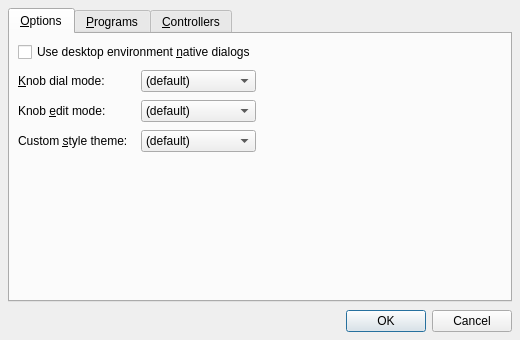
Before: the Qt Designer form src/synthv1widget_config.ui in rncbc/synthv1, drawn with Qt 5.
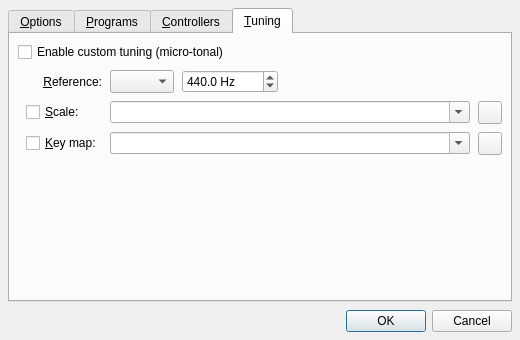
After: the same form once the commit is applied. The open tabs and pages were chosen to show the change. Icons and pictures are not drawn. Custom widgets are drawn as their Qt base class.

Commit message: [tuningx] Custom tuning (micro-tonal) configuration  UI options now in place.

```diff
--- a/src/synthv1widget_config.ui
+++ b/src/synthv1widget_config.ui
@@ -502,6 +502,211 @@
        </item>
       </layout>
      </widget>
+     <widget class="QWidget" name="TuningTab">
+      <attribute name="title">
+       <string>&amp;Tuning</string>
+      </attribute>
+      <attribute name="toolTip">
+       <string>Tuning</string>
+      </attribute>
+      <layout class="QGridLayout">
+       <item row="0" column="0" colspan="6">
+        <widget class="QCheckBox" name="TuningEnabledCheckBox">
+         <property name="toolTip">
+          <string>Whether to use custom tuning (micro-tonal)</string>
+         </property>
+         <property name="text">
+          <string>Enable custom tuning (micro-tonal)</string>
+         </property>
+        </widget>
+       </item>
+       <item row="1" column="1">
+        <widget class="QLabel" name="TuningRefNoteTextLabel">
+         <property name="alignment">
+          <set>Qt::AlignRight|Qt::AlignTrailing|Qt::AlignVCenter</set>
+         </property>
+         <property name="text">
+          <string>&amp;Reference:</string>
+         </property>
+         <property name="buddy">
+          <cstring>TuningRefNoteComboBox</cstring>
+         </property>
+        </widget>
+       </item>
+       <item row="1" column="2">
+        <widget class="QComboBox" name="TuningRefNoteComboBox">
+         <property name="maximumSize">
+          <size>
+           <width>64</width>
+           <height>24</height>
+          </size>
+         </property>
+         <property name="toolTip">
+          <string>Reference note</string>
+         </property>
+         <property name="editable">
+          <bool>false</bool>
+         </property>
+        </widget>
+       </item>
+       <item row="1" column="3">
+        <widget class="QDoubleSpinBox" name="TuningRefPitchSpinBox">
+         <property name="maximumSize">
+          <size>
+           <width>96</width>
+           <height>24</height>
+          </size>
+         </property>
+         <property name="toolTip">
+          <string>Reference pitch</string>
+         </property>
+         <property name="suffix">
+          <string> Hz</string>
+         </property>
+         <property name="decimals">
+          <number>1</number>
+         </property>
+         <property name="minimum">
+          <double>20.0</double>
+         </property>
+         <property name="maximum">
+          <double>20000.0</double>
+         </property>
+         <property name="value">
+          <double>440.0</double>
+         </property>
+        </widget>
+       </item>
+       <item row="1" column="4" colspan="2">
+        <spacer>
+         <property name="orientation">
+          <enum>Qt::Horizontal</enum>
+         </property>
+         <property name="sizeHint">
+          <size>
+           <width>20</width>
+           <height>8</height>
+          </size>
+         </property>
+        </spacer>
+       </item>
+       <item row="2" column="1">
+        <widget class="QCheckBox" name="TuningScaleFileCheckBox">
+         <property name="toolTip">
+          <string>Whether to use an alternate scale definition file (*.scl)</string>
+         </property>
+         <property name="text">
+          <string>&amp;Scale:</string>
+         </property>
+        </widget>
+       </item>
+       <item row="2" column="2" colspan="3">
+        <widget class="QComboBox" name="TuningScaleFileComboBox">
+         <property name="minimumSize">
+          <size>
+           <width>360</width>
+           <height>0</height>
+          </size>
+         </property>
+         <property name="toolTip">
+          <string>Scale definition file (*.scl)</string>
+         </property>
+         <property name="editable">
+          <bool>true</bool>
+         </property>
+        </widget>
+       </item>
+       <item row="2" column="5">
+        <widget class="QToolButton" name="TuningScaleFileToolButton">
+         <property name="minimumSize">
+          <size>
+           <width>22</width>
+           <height>22</height>
+          </size>
+         </property>
+         <property name="maximumSize">
+          <size>
+           <width>24</width>
+           <height>24</height>
+          </size>
+         </property>
+         <property name="focusPolicy">
+          <enum>Qt::TabFocus</enum>
+         </property>
+         <property name="toolTip">
+          <string>Browse for the scale file location (*.scl)</string>
+         </property>
+         <property name="icon">
+          <iconset resource="synthv1.qrc">:/images/fileOpen.png</iconset>
+         </property>
+        </widget>
+       </item>
+       <item row="3" column="1">
+        <widget class="QCheckBox" name="TuningKeyMapFileCheckBox">
+         <property name="toolTip">
+          <string>Whether to use an alternate keyboard-map file (*.kbm)</string>
+         </property>
+         <property name="text">
+          <string>&amp;Key map:</string>
+         </property>
+        </widget>
+       </item>
+       <item row="3" column="2" colspan="3">
+        <widget class="QComboBox" name="TuningKeyMapFileComboBox">
+         <property name="minimumSize">
+          <size>
+           <width>360</width>
+           <height>0</height>
+          </size>
+         </property>
+         <property name="toolTip">
+          <string>Keyboard map file (*.kbm)</string>
+         </property>
+         <property name="editable">
+          <bool>true</bool>
+         </property>
+        </widget>
+       </item>
+       <item row="3" column="5">
+        <widget class="QToolButton" name="TuningKeyMapFileToolButton">
+         <property name="minimumSize">
+          <size>
+           <width>22</width>
+           <height>22</height>
+          </size>
+         </property>
+         <property name="maximumSize">
+          <size>
+           <width>24</width>
+           <height>24</height>
+          </size>
+         </property>
+         <property name="focusPolicy">
+          <enum>Qt::TabFocus</enum>
+         </property>
+         <property name="toolTip">
+          <string>Browse for the keyboard-map file location (*.kbm)</string>
+         </property>
+         <property name="icon">
+          <iconset resource="synthv1.qrc">:/images/fileOpen.png</iconset>
+         </property>
+        </widget>
+       </item>
+       <item row="4" column="0" colspan="6">
+        <spacer>
+         <property name="orientation">
+          <enum>Qt::Vertical</enum>
+         </property>
+         <property name="sizeHint">
+          <size>
+           <width>20</width>
+           <height>20</height>
+          </size>
+         </property>
+        </spacer>
+       </item>
+      </layout>
+     </widget>
     </widget>
    </item>
    <item>
```
Left out of the diff: 11 changed lines with no effect on the pictures. The commit also changes 5 other files.
